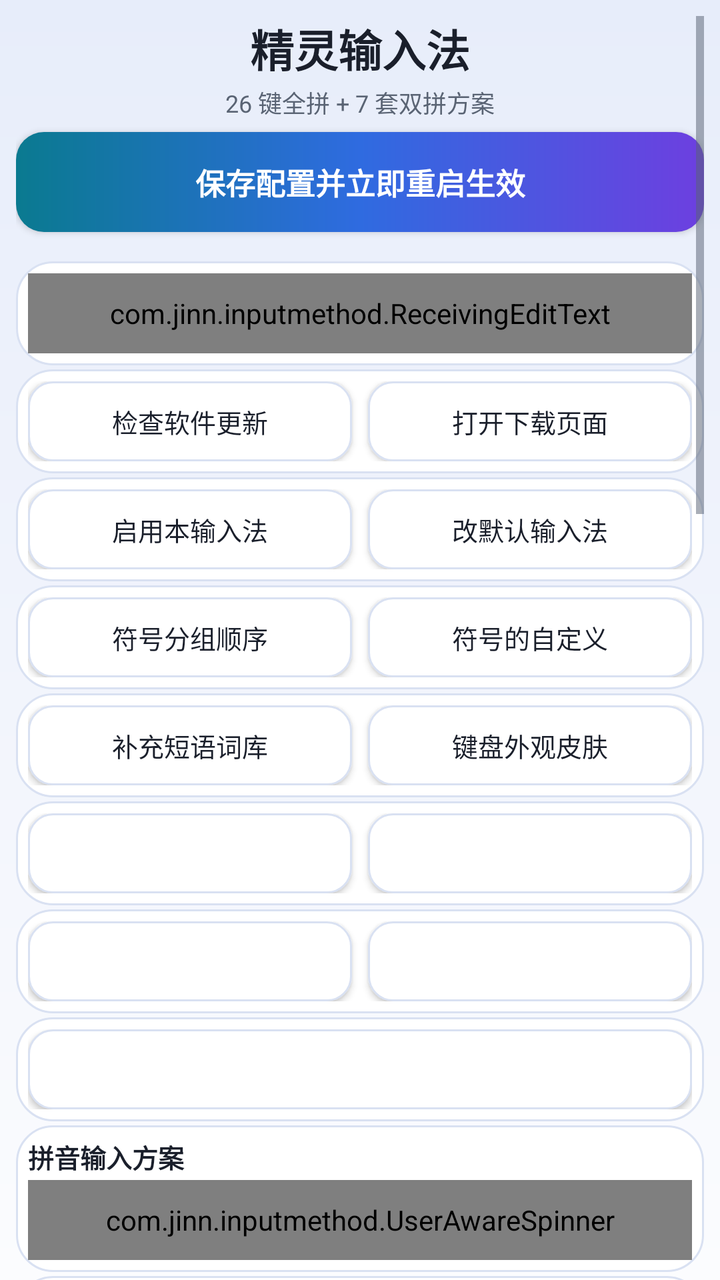
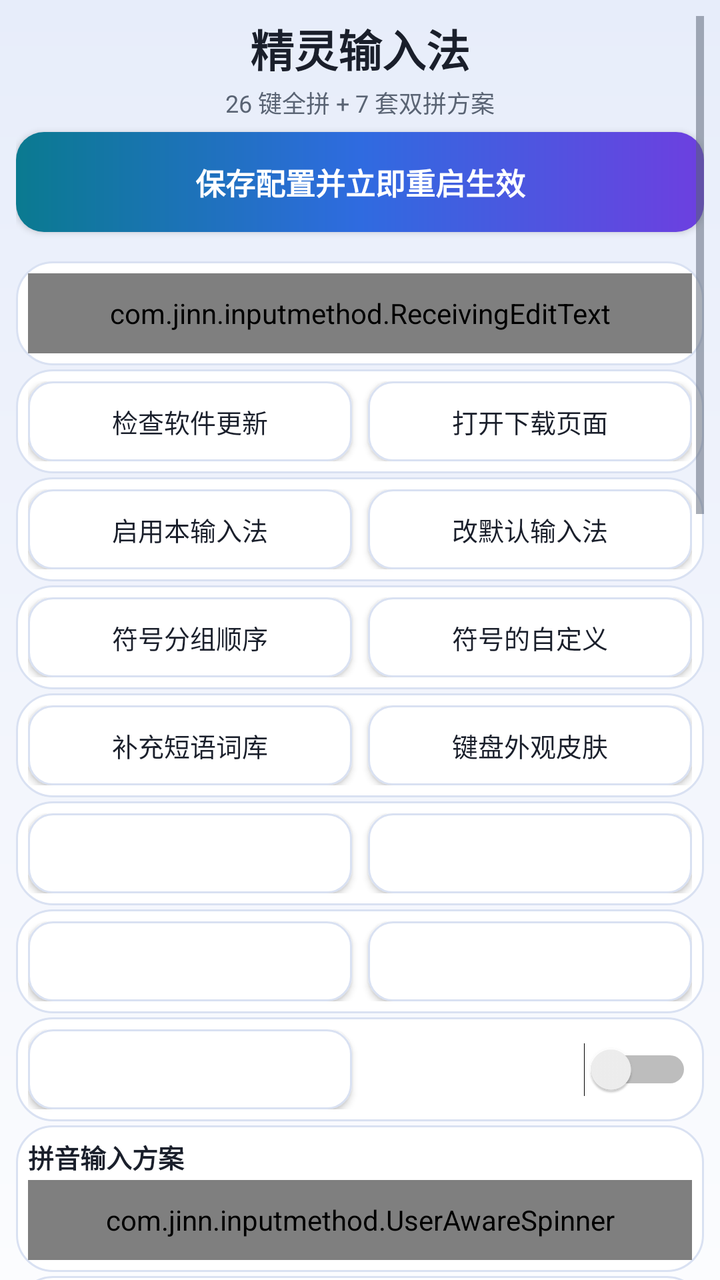

The first picture is an Android layout as it rendered before a commit; the second is the same layout after the commit. The layout source and the unified diff follow.
<!-- AndroidManifest.xml: application theme AppTheme -->
<!-- res/layout/activity_settings.xml -->
<?xml version="1.0" encoding="utf-8"?>
<ScrollView xmlns:android="http://schemas.android.com/apk/res/android"
    style="@style/PageRoot"
    xmlns:tools="http://schemas.android.com/tools"
    android:overScrollMode="never"
    tools:ignore="TooManyViews">

    <LinearLayout
        android:layout_width="match_parent"
        android:layout_height="wrap_content"
        android:orientation="vertical">

        
        <TextView
            style="@style/PageHeroTitle"
            android:text="@string/settings_title" />

        <TextView
            android:layout_width="match_parent"
            android:layout_height="wrap_content"
            android:layout_marginTop="2dp"
            android:layout_marginBottom="6dp"
            android:gravity="center"
            android:text="@string/settings_subtitle"
            android:textColor="@color/text_secondary"
            android:textSize="12sp" />

        
        <Button
            style="@style/SettingsButtonPrimary"
            android:id="@+id/btn_save"
            android:layout_marginBottom="0dp"
            android:text="@string/settings_save" />

        <TextView
            android:id="@+id/text_test"
            android:layout_width="match_parent"
            android:layout_height="wrap_content"
            android:layout_marginTop="-2dp"
            android:layout_marginBottom="0dp"
            android:gravity="center"
            android:textColor="@color/text_secondary"
            android:textSize="12sp" />

        
        <LinearLayout
            style="@style/SettingsCard">

            <com.jinn.inputmethod.ReceivingEditText
                style="@style/SettingsField"
                android:id="@+id/edit_ime_test"
                android:layout_width="match_parent"
                android:hint="@string/settings_ime_test_hint"
                android:importantForAutofill="no"
                android:imeOptions="actionDone"
                android:inputType="textMultiLine|textCapSentences"
                android:maxLines="3"/>
        </LinearLayout>

        
        <LinearLayout
            style="@style/SettingsCardRow">

            <Button
                style="@style/SettingsButton"
                android:id="@+id/btn_check_update"
                android:layout_width="0dp"
                android:layout_weight="1"
                android:minWidth="0dp"
                android:text="@string/settings_check_update" />

            <Button
                style="@style/SettingsButton"
                android:id="@+id/btn_update_download"
                android:layout_width="0dp"
                android:layout_marginStart="8dp"
                android:layout_weight="1"
                android:minWidth="0dp"
                android:text="@string/update_download_page" />
        </LinearLayout>

        
        <LinearLayout
            style="@style/SettingsCardRow">

            <Button
                style="@style/SettingsButton"
                android:id="@+id/btn_enable"
                android:layout_width="0dp"
                android:layout_weight="1"
                android:minWidth="0dp"
                android:text="@string/settings_enable_ime" />

            <Button
                style="@style/SettingsButton"
                android:id="@+id/btn_pick"
                android:layout_width="0dp"
                android:layout_marginStart="8dp"
                android:layout_weight="1"
                android:minWidth="0dp"
                android:text="@string/settings_pick_ime" />
        </LinearLayout>

        
        <LinearLayout
            style="@style/SettingsCardRow">

            <Button
                style="@style/SettingsButton"
                android:id="@+id/btn_symbol_order"
                android:layout_width="0dp"
                android:layout_weight="1"
                android:minWidth="0dp"
                android:text="@string/symbol_order_title" />

            <Button
                style="@style/SettingsButton"
                android:id="@+id/btn_edit_favorites"
                android:layout_width="0dp"
                android:layout_marginStart="8dp"
                android:layout_weight="1"
                android:minWidth="0dp"
                android:text="@string/favorite_entry_title" />
        </LinearLayout>

        
        <LinearLayout
            style="@style/SettingsCardRow">

            <Button
                style="@style/SettingsButton"
                android:id="@+id/btn_dict_expand"
                android:layout_width="0dp"
                android:layout_weight="1"
                android:minWidth="0dp"
                android:text="@string/dict_entry_button" />

            <Button
                style="@style/SettingsButton"
                android:id="@+id/btn_key_appearance"
                android:layout_width="0dp"
                android:layout_marginStart="8dp"
                android:layout_weight="1"
                android:minWidth="0dp"
                android:text="@string/key_appearance_entry" />
        </LinearLayout>

        
        <LinearLayout
            style="@style/SettingsCardRow">

            <Button
                style="@style/SettingsButton"
                android:id="@+id/btn_fuzzy_pinyin"
                android:layout_width="0dp"
                android:layout_weight="1"
                android:minWidth="0dp" />

            <Button
                style="@style/SettingsButton"
                android:id="@+id/btn_rare_chars"
                android:layout_width="0dp"
                android:layout_marginStart="8dp"
                android:layout_weight="1"
                android:minWidth="0dp" />
        </LinearLayout>

        
        <LinearLayout
            style="@style/SettingsCardRow">

            <Button
                style="@style/SettingsButton"
                android:id="@+id/btn_tap_sound"
                android:layout_width="0dp"
                android:layout_weight="1"
                android:minWidth="0dp" />

            <Button
                style="@style/SettingsButton"
                android:id="@+id/btn_clipboard_customize"
                android:layout_width="0dp"
                android:layout_marginStart="8dp"
                android:layout_weight="1"
                android:minWidth="0dp" />
        </LinearLayout>

        
        <LinearLayout
            style="@style/SettingsCardRow">

            <Button
                style="@style/SettingsButton"
                android:id="@+id/btn_gallery_settings"
                android:layout_width="0dp"
                android:layout_weight="1"
                android:minWidth="0dp" />
        </LinearLayout>

        
        <LinearLayout
            style="@style/SettingsCard">

            <LinearLayout
                android:layout_width="match_parent"
                android:layout_height="wrap_content"
                android:orientation="vertical">

                    <TextView
                        style="@style/SettingsFieldTitle"
                        android:text="@string/settings_shuangpin_scheme" />

                    <com.jinn.inputmethod.UserAwareSpinner
                        style="@style/SettingsField"
                        android:id="@+id/spinner_shuangpin"
                        android:layout_width="match_parent"
                        android:layout_marginTop="2dp"
                        android:spinnerMode="dropdown"/>

                    <TextView
                        style="@style/CardHint"
                        android:layout_width="match_parent"
                        android:layout_height="wrap_content"
                        android:layout_marginTop="2dp"
                        android:paddingStart="4dp"
                        android:paddingEnd="4dp"
                        android:visibility="gone"
                        android:text="@string/settings_shuangpin_scheme_desc"/>
            </LinearLayout>

        </LinearLayout>

        
        <LinearLayout
            style="@style/SettingsCardRow"
            android:baselineAligned="false">

            <LinearLayout
                android:layout_width="0dp"
                android:layout_height="wrap_content"
                android:layout_weight="1"
                android:orientation="vertical">

                <Switch
                    android:id="@+id/switch_user_learning"
                    android:layout_width="match_parent"
                    android:layout_height="wrap_content"
                    android:minHeight="40dp"
                    android:maxLines="2"
                    android:ellipsize="end"
                    android:text="@string/switch_user_learning"
                    android:textColor="@color/text_primary"
                    android:textSize="13sp" />

                <TextView
                    style="@style/CardHint"
                    android:layout_width="match_parent"
                    android:layout_height="wrap_content"
                    android:paddingStart="8dp"
                    android:paddingEnd="8dp"
                    android:text="@string/switch_user_learning_desc"/>
            </LinearLayout>

            <LinearLayout
                android:layout_width="0dp"
                android:layout_height="wrap_content"
                android:layout_marginStart="8dp"
                android:layout_weight="1"
                android:orientation="vertical">

                <Switch
                    android:id="@+id/switch_predict"
                    android:layout_width="match_parent"
                    android:layout_height="wrap_content"
                    android:minHeight="40dp"
                    android:maxLines="2"
                    android:ellipsize="end"
                    android:text="@string/switch_predict"
                    android:textColor="@color/text_primary"
                    android:textSize="13sp" />

                <TextView
                    style="@style/CardHint"
                    android:layout_width="match_parent"
                    android:layout_height="wrap_content"
                    android:paddingStart="8dp"
                    android:paddingEnd="8dp"
                    android:text="@string/switch_predict_desc"/>
            </LinearLayout>
        </LinearLayout>

        
        <LinearLayout
            style="@style/SettingsCardRow"
            android:baselineAligned="false">

            <LinearLayout
                android:layout_width="0dp"
                android:layout_height="wrap_content"
                android:layout_weight="1"
                android:orientation="vertical">

                <Switch
                    android:id="@+id/switch_auto_show_keyboard"
                    android:layout_width="match_parent"
                    android:layout_height="wrap_content"
                    android:minHeight="40dp"
                    android:maxLines="2"
                    android:ellipsize="end"
                    android:text="@string/switch_auto_show_keyboard"
                    android:textColor="@color/text_primary"
                    android:textSize="13sp" />

                <TextView
                    style="@style/CardHint"
                    android:layout_width="match_parent"
                    android:layout_height="wrap_content"
                    android:paddingStart="8dp"
                    android:paddingEnd="8dp"
                    android:text="@string/switch_auto_show_keyboard_desc"/>
            </LinearLayout>

            <LinearLayout
                android:layout_width="0dp"
                android:layout_height="wrap_content"
                android:layout_marginStart="8dp"
                android:layout_weight="1"
                android:orientation="vertical">

                <Switch
                    android:id="@+id/switch_use_traditional"
                    android:layout_width="match_parent"
                    android:layout_height="wrap_content"
                    android:minHeight="40dp"
                    android:maxLines="2"
                    android:ellipsize="end"
                    android:textColor="@color/text_primary"
                    android:textSize="13sp" />

                <TextView
                    style="@style/CardHint"
                    android:id="@+id/text_use_traditional_desc"
                    android:layout_width="match_parent"
                    android:layout_height="wrap_content"
                    android:paddingStart="8dp"
                    android:paddingEnd="8dp"/>
            </LinearLayout>
        </LinearLayout>

        
        <LinearLayout
            style="@style/SettingsCard">

            <LinearLayout
                android:layout_width="match_parent"
                android:layout_height="wrap_content"
                android:gravity="center_vertical"
                android:orientation="horizontal">

                <TextView
                    android:layout_width="0dp"
                    android:layout_height="wrap_content"
                    android:layout_weight="1"
                    android:text="@string/settings_voice_input"
                    android:textColor="@color/text_primary"
                    android:textSize="13sp" />

                <Switch
                    android:id="@+id/switch_voice_input"
                    android:layout_width="wrap_content"
                    android:layout_height="wrap_content"
                    android:minHeight="40dp" />
            </LinearLayout>

            <TextView
                style="@style/CardHint"
                android:layout_width="match_parent"
                android:layout_height="wrap_content"
                android:layout_marginTop="2dp"
                android:text="@string/settings_voice_input_desc"/>
        </LinearLayout>

        
        <LinearLayout
            style="@style/SettingsCard"
            android:id="@+id/card_mic_permission">

            <TextView
                android:id="@+id/text_mic_state"
                android:layout_width="match_parent"
                android:layout_height="wrap_content"
                android:layout_marginBottom="4dp"
                android:text="@string/settings_grant_mic"
                android:textColor="@color/text_secondary"
                android:textSize="12sp" />

            <Button
                style="@style/SettingsButton"
                android:id="@+id/btn_grant"
                android:layout_width="match_parent"
                android:text="@string/settings_grant_mic" />
        </LinearLayout>

        
        <LinearLayout
            style="@style/SettingsCard"
            android:id="@+id/card_voice_server">

            <LinearLayout
                android:layout_width="match_parent"
                android:layout_height="wrap_content"
                android:baselineAligned="false"
                android:orientation="horizontal">

                <LinearLayout
                    android:layout_width="0dp"
                    android:layout_height="wrap_content"
                    android:layout_weight="2"
                    android:orientation="vertical">

                    <TextView
                        style="@style/SettingsLabel"
                        android:text="@string/settings_host" />

                    <EditText
                        style="@style/SettingsField"
                        android:id="@+id/edit_host"
                        android:layout_width="match_parent"
                        android:hint="@string/settings_host"
                        android:importantForAutofill="no"
                        android:inputType="textUri"
                        android:singleLine="true"/>
                </LinearLayout>

                <LinearLayout
                    android:layout_width="0dp"
                    android:layout_height="wrap_content"
                    android:layout_marginStart="8dp"
                    android:layout_weight="1"
                    android:orientation="vertical">

                    <TextView
                        style="@style/SettingsLabel"
                        android:text="@string/settings_port" />

                    <EditText
                        style="@style/SettingsField"
                        android:id="@+id/edit_port"
                        android:layout_width="match_parent"
                        android:hint="@string/settings_port"
                        android:importantForAutofill="no"
                        android:inputType="number"
                        android:singleLine="true"/>
                </LinearLayout>

                <LinearLayout
                    android:layout_width="0dp"
                    android:layout_height="wrap_content"
                    android:layout_marginStart="8dp"
                    android:layout_weight="1"
                    android:gravity="center_vertical"
                    android:orientation="vertical">

                    <TextView
                        style="@style/SettingsLabel"
                        android:text="@string/settings_lock" />

                    <CheckBox
                        android:id="@+id/check_lock_server"
                        android:layout_width="match_parent"
                        android:layout_height="40dp"
                        android:gravity="center"
                        android:buttonTint="@color/accent"
                        android:text="@string/settings_lock_short"
                        android:textColor="@color/text_primary"
                        android:textSize="12sp" />
                </LinearLayout>
            </LinearLayout>

            
            <LinearLayout
                android:layout_width="match_parent"
                android:layout_height="wrap_content"
                android:layout_marginTop="4dp"
                android:gravity="center_vertical"
                android:orientation="horizontal">

                <LinearLayout
                    android:layout_width="0dp"
                    android:layout_height="wrap_content"
                    android:layout_weight="1"
                    android:orientation="vertical">

                    <TextView
                        style="@style/SettingsLabel"
                        android:text="@string/settings_language" />

                    <com.jinn.inputmethod.UserAwareSpinner
                        style="@style/SettingsField"
                        android:id="@+id/spinner_language"
                        android:layout_width="match_parent"
                        android:spinnerMode="dropdown"/>
                </LinearLayout>

                <Space
                    android:layout_width="8dp"
                    android:layout_height="1dp" />

                <LinearLayout
                    android:layout_width="0dp"
                    android:layout_height="wrap_content"
                    android:layout_weight="1"
                    android:orientation="vertical">

                    <TextView
                        style="@style/SettingsLabel"
                        android:text="@string/settings_default_mode" />

                    <com.jinn.inputmethod.UserAwareSpinner
                        style="@style/SettingsField"
                        android:id="@+id/spinner_default_mode"
                        android:layout_width="match_parent"
                        android:spinnerMode="dropdown"/>
                </LinearLayout>
            </LinearLayout>

            <TextView
                style="@style/SettingsLabel"
                android:layout_marginTop="4dp"
                android:text="@string/settings_prompt" />

            <EditText
                style="@style/SettingsFieldMultiline"
                android:id="@+id/edit_prompt"
                android:layout_width="match_parent"
                android:hint="@string/settings_prompt"
                android:importantForAutofill="no"
                android:inputType="textMultiLine"
                android:minHeight="64dp"/>

            
            <LinearLayout
                android:layout_width="match_parent"
                android:layout_height="wrap_content"
                android:layout_marginTop="2dp"
                android:orientation="horizontal">

                <CheckBox
                    android:id="@+id/check_strip"
                    android:layout_width="0dp"
                    android:layout_height="wrap_content"
                    android:layout_weight="1"
                    android:text="@string/settings_strip_punc"
                    android:textColor="@color/text_primary"
                    android:textSize="12sp" />

                <CheckBox
                    android:id="@+id/check_composing"
                    android:layout_width="0dp"
                    android:layout_height="wrap_content"
                    android:layout_weight="1"
                    android:text="@string/settings_composing"
                    android:textColor="@color/text_primary"
                    android:textSize="12sp" />
            </LinearLayout>
        </LinearLayout>

        
        <LinearLayout
            style="@style/SettingsCard">

            <Switch
                android:id="@+id/switch_translate"
                android:layout_width="match_parent"
                android:layout_height="wrap_content"
                android:ellipsize="end"
                android:maxLines="2"
                android:minHeight="40dp"
                android:textColor="@color/text_primary"
                android:textSize="13sp" />

            <TextView
                style="@style/CardHint"
                android:id="@+id/text_translate_state"
                android:layout_width="match_parent"
                android:layout_height="wrap_content"
                android:layout_marginTop="2dp"
                />

            <Button
                style="@style/SettingsButton"
                android:id="@+id/btn_translate_settings"
                android:layout_width="match_parent"
                android:layout_marginTop="4dp" />
        </LinearLayout>

        
        <LinearLayout
            style="@style/SettingsCard">

            <LinearLayout
                android:layout_width="match_parent"
                android:layout_height="wrap_content"
                android:orientation="horizontal">

                <Button
                    style="@style/SettingsButton"
                    android:id="@+id/btn_config_export"
                    android:layout_width="0dp"
                    android:layout_weight="1"
                    android:minWidth="0dp" />

                <Button
                    style="@style/SettingsButton"
                    android:id="@+id/btn_config_import"
                    android:layout_width="0dp"
                    android:layout_marginStart="8dp"
                    android:layout_weight="1"
                    android:minWidth="0dp" />
            </LinearLayout>

            <TextView
                style="@style/CardHint"
                android:id="@+id/text_config_hint"
                android:layout_width="match_parent"
                android:layout_height="wrap_content"
                android:layout_marginTop="2dp"
                />
        </LinearLayout>

        
        <LinearLayout
            style="@style/SettingsCard">

            <Button
                style="@style/SettingsButton"
                android:id="@+id/btn_export_diag"
                android:layout_width="match_parent"
                android:minWidth="0dp"
                android:text="@string/settings_export_diag" />

            <TextView
                style="@style/CardHint"
                android:id="@+id/text_diag_dir"
                android:layout_width="match_parent"
                android:layout_height="wrap_content"
                android:layout_marginTop="2dp"
                android:singleLine="true"
                android:ellipsize="middle"/>
        </LinearLayout>

        
        <LinearLayout
            style="@style/SettingsCard">

            <Button
                style="@style/SettingsButton"
                android:id="@+id/btn_storage_usage"
                android:layout_width="match_parent"
                android:minWidth="0dp" />

            <TextView
                style="@style/CardHint"
                android:id="@+id/text_storage_hint"
                android:layout_width="match_parent"
                android:layout_height="wrap_content"
                android:layout_marginTop="2dp" />
        </LinearLayout>

        
        <TextView
            android:layout_width="match_parent"
            android:layout_height="wrap_content"
            android:layout_marginTop="2dp"
            android:layout_marginBottom="6dp"
            android:gravity="center"
            android:text="@string/settings_usage"
            android:textColor="@color/text_secondary"
            android:textSize="12sp" />
    </LinearLayout>
</ScrollView>
<!-- resources referenced by this layout -->
<resources>
  <color name="accent">#2F6BE0</color>
  <color name="text_primary">#1A1F2B</color>
  <color name="text_secondary">#5A6474</color>
  <string name="dict_entry_button">补充短语词库</string>
  <string name="favorite_entry_title">符号的自定义</string>
  <string name="key_appearance_entry">键盘外观皮肤</string>
  <string name="settings_check_update">检查软件更新</string>
  <string name="settings_composing">语音文字实时回显</string>
  <string name="settings_default_mode">默认键盘样式</string>
  <string name="settings_enable_ime">启用本输入法</string>
  <string name="settings_export_diag">导出诊断数据</string>
  <string name="settings_grant_mic">授权麦克风</string>
  <string name="settings_host">NAS 地址</string>
  <string name="settings_ime_test_hint">点这里唤起键盘</string>
  <string name="settings_language">语言</string>
  <string name="settings_lock">固定</string>
  <string name="settings_lock_short">锁定</string>
  <string name="settings_pick_ime">改默认输入法</string>
  <string name="settings_port">端口</string>
  <string name="settings_prompt">提示词（人名 / 地名 / 术语，可留空）</string>
  <string name="settings_save">保存配置并立即重启生效</string>
  <string name="settings_shuangpin_scheme">拼音输入方案</string>
  <string name="settings_shuangpin_scheme_desc">双拼时键面显示韵母</string>
  <string name="settings_strip_punc">去句尾标点</string>
  <string name="settings_subtitle">26 键全拼 + 7 套双拼方案</string>
  <string name="settings_title">精灵输入法</string>
  <string name="settings_usage">拼音键盘：26 键全拼 / 双拼（7 套方案），空格选词。\n长串拼音打错了：点候选栏右侧的 ✕ 可整串清掉\n「删除键」双击再长按，清空整个输入框。\n拼音键盘按下的字母，按回车直接输出英文。\n启用语音输入之后,长按空格键即可进入语音功能页面\n作者 https://github.com/yezijinn</string>
  <string name="settings_voice_input">语音输入转文字,要自建服务器</string>
  <string name="settings_voice_input_desc">关闭时语音完全停用（不占用内存、长按空格无效）</string>
  <string name="switch_auto_show_keyboard">自动唤起键盘</string>
  <string name="switch_auto_show_keyboard_desc">关闭后不再弹出键盘</string>
  <string name="switch_predict">追加候选词语</string>
  <string name="switch_predict_desc">额外显示后续的词</string>
  <string name="switch_user_learning">用户词频学习</string>
  <string name="switch_user_learning_desc">记住常选的词，下次放前排</string>
  <string name="symbol_order_title">符号分组顺序</string>
  <string name="update_download_page">打开下载页面</string>
  <style name="CardHint">
          <item name="android:layout_width">match_parent</item>
          <item name="android:layout_height">wrap_content</item>
          <item name="android:textColor">@color/text_secondary</item>
          <item name="android:textSize">11sp</item>
      </style>
  <style name="SettingsCardRow" parent="SettingsCard">
          <item name="android:orientation">horizontal</item>
          <item name="android:padding">6dp</item>
      </style>
  <style name="SettingsFieldMultiline" parent="SettingsField">
          <item name="android:layout_height">wrap_content</item>
          <item name="android:gravity">top|start</item>
          <item name="android:minLines">2</item>
          <item name="android:padding">12dp</item>
      </style>
  <style name="SettingsFieldTitle">
          <item name="android:layout_width">match_parent</item>
          <item name="android:layout_height">wrap_content</item>
          <item name="android:textColor">@color/text_primary</item>
          <item name="android:textSize">13sp</item>
          <item name="android:textStyle">bold</item>
      </style>
  <color name="text_on_accent">#FFFFFF</color>
  <color name="app_bg">#F5F7FB</color>
  <color name="nav_bar">#1A1F2B</color>
  <color name="aurora_bg_top">#E7EDFA</color>
  <color name="aurora_bg_mid">#F1F4FC</color>
  <color name="aurora_bg_bottom">#FBFCFE</color>
  <color name="ripple_on_surface">#1A000000</color>
  <color name="btn_secondary_bg">#FFFFFF</color>
  <color name="card_stroke">#D9E1F2</color>
  <color name="ripple_on_accent">#33FFFFFF</color>
  <color name="aurora_cyan">#0A7A90</color>
  <color name="aurora_blue">#2F6BE0</color>
  <color name="aurora_purple">#6D3FE0</color>
  <color name="card_bg">#FFFFFF</color>
  <color name="field_bg">#F1F4FC</color>
  <!-- unchanged entries left out for length: 14 -->
</resources>

<!-- the commit's change to res/layout/activity_settings.xml (unified diff, before → after) -->
@@ -187,7 +187,8 @@
 
         
         <LinearLayout
-            style="@style/SettingsCardRow">
+            style="@style/SettingsCardRow"
+            android:baselineAligned="false">
 
             <Button
                 style="@style/SettingsButton"
@@ -195,6 +196,18 @@
                 android:layout_width="0dp"
                 android:layout_weight="1"
                 android:minWidth="0dp" />
+
+            <Switch
+                android:id="@+id/switch_space_cursor"
+                android:layout_width="0dp"
+                android:layout_height="wrap_content"
+                android:layout_marginStart="8dp"
+                android:layout_weight="1"
+                android:minHeight="40dp"
+                android:maxLines="2"
+                android:ellipsize="end"
+                android:textColor="@color/text_primary"
+                android:textSize="13sp" />
         </LinearLayout>
 
         
